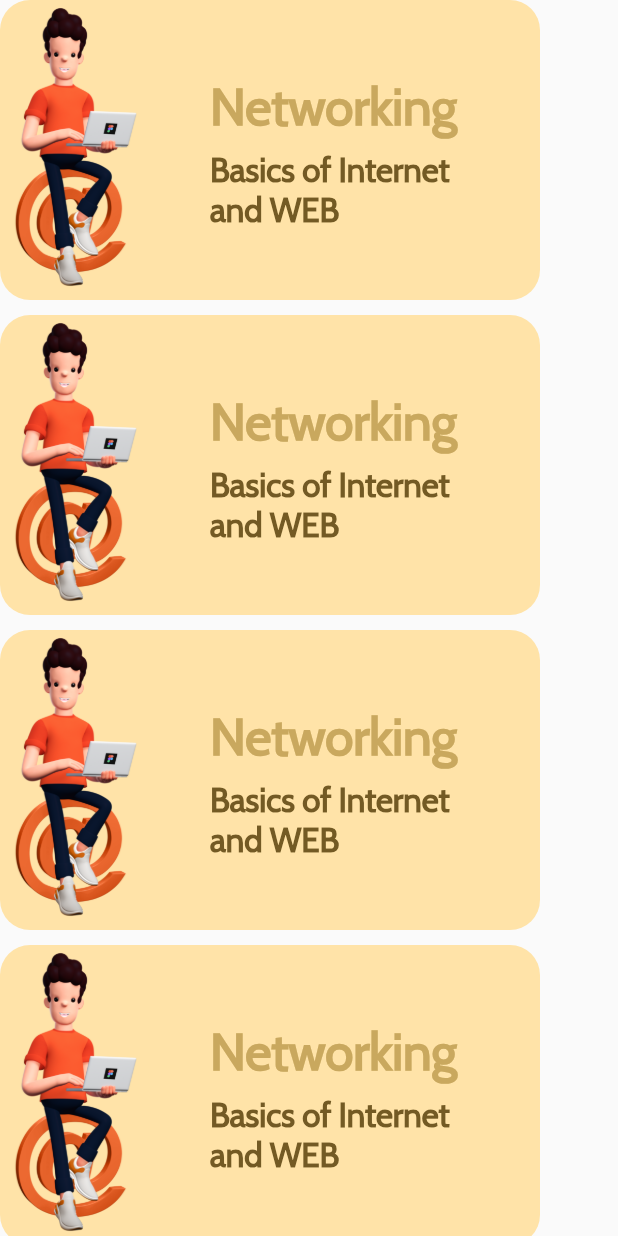
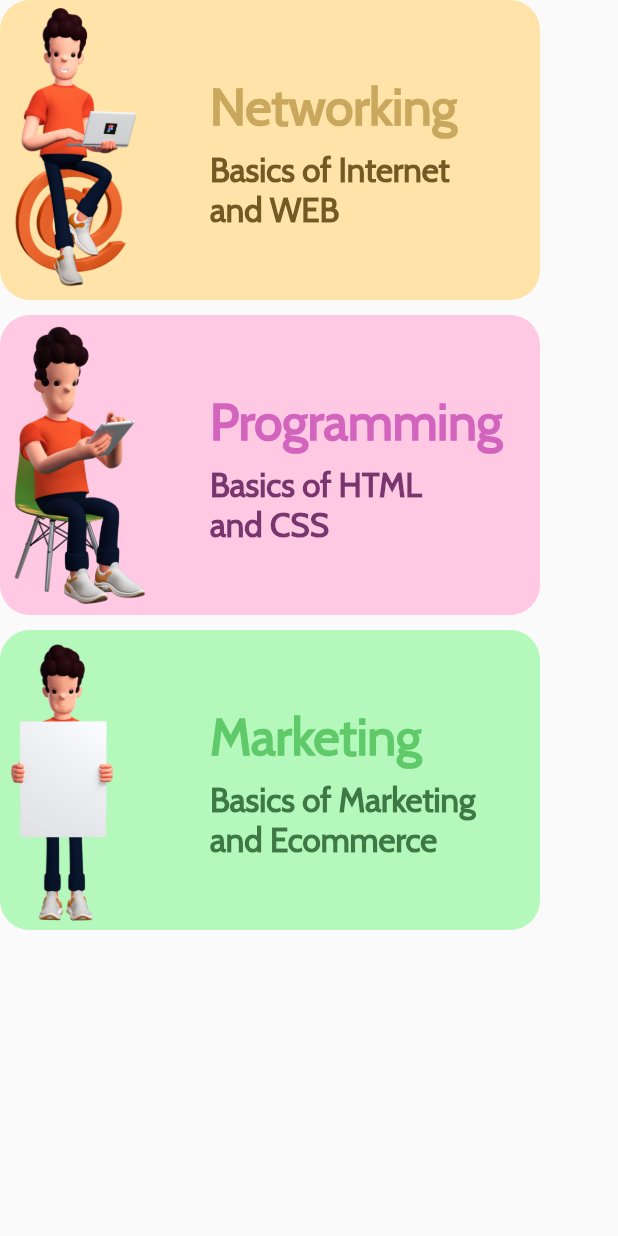
Before and after one commit to AshirShaikh99/Tutorial-App-UI, a Flutter app: the BlockList widget shown alone on an empty page, opened directly, on a phone screen of 412 x 824 dp. Run offline on Flutter 3.47's test engine with Material 2 defaults, Android fonts, the phone set to English and light mode, and no system bars.

Commit message:
Tutorial Screen Integrated, Block List and UI Optimized

```diff
--- a/lib/components/block_list.dart
+++ b/lib/components/block_list.dart
@@ -1,5 +1,6 @@
 import 'package:flutter/material.dart';
 import 'package:tutorial_app_ui/components/tutorial_block.dart';
+import 'package:tutorial_app_ui/screens/tutorial_screen.dart';
 
 class BlockList extends StatelessWidget {
   const BlockList({Key? key}) : super(key: key);
@@ -13,24 +14,55 @@ class BlockList extends StatelessWidget {
           physics: const BouncingScrollPhysics(),
           scrollDirection: Axis.vertical,
           shrinkWrap: true,
-          children: const [
-            TutorialBlock(),
-            SizedBox(
+          children: [
+            GestureDetector(
+              onTap: () {
+                Navigator.push(
+                  context,
+                  MaterialPageRoute(
+                    builder: (context) => const TutorialScreen(),
+                  ),
+                );
+              },
+              child: const TutorialBlock(
+                "Networking",
+                "Basics of Internet\nand WEB",
+                Image(
+                  image: AssetImage(
+                    "assets/images/user1.png",
+                  ),
+                ),
+                Color(0xffFFE3A8), // Block Color
+                Color(0xffC9A85E), // Heading Color
+                Color(0xff735A24), // Text Color
+              ),
+            ),
+            const SizedBox(
               height: 10.0,
             ),
-            TutorialBlock(),
-            SizedBox(
+            const TutorialBlock(
+              "Programming",
+              "Basics of HTML\nand CSS",
+              Image(
+                image: AssetImage("assets/images/user2.png"),
+              ),
+              Color(0xffFFC9E3), // Block Color
+              Color(0xffD364BE), // Heading Color
+              Color(0xff78356E), // Text Color
+            ),
+            const SizedBox(
               height: 10.0,
             ),
-            TutorialBlock(),
-            SizedBox(
-              height: 10.0,
+            const TutorialBlock(
+              "Marketing",
+              "Basics of Marketing\nand Ecommerce",
+              Image(
+                image: AssetImage("assets/images/user3.png"),
+              ),
+              Color(0xffB4F9BB), // Block Color
+              Color(0xff60CA6B), // Heading Color
+              Color(0xff3E7945), // Text Color
             ),
-            TutorialBlock(),
-            SizedBox(
-              height: 10.0,
-            ),
-            TutorialBlock(),
           ],
         ),
       ),
--- a/lib/components/gif_widgets.dart
+++ b/lib/components/gif_widgets.dart
@@ -6,6 +6,13 @@ class GIFWidget extends StatelessWidget {
   @override
   Widget build(BuildContext context) {
     return SafeArea(
+      child: Container(
+        height: 100.0,
+        width: 370.0,
+        decoration: BoxDecoration(
+          color: const Color(0xffFF9F9F),
+          borderRadius: BorderRadius.circular(50.0),
+        ),
         child: Row(
           mainAxisAlignment: MainAxisAlignment.spaceEvenly,
           children: const [
@@ -23,6 +30,7 @@ class GIFWidget extends StatelessWidget {
             ),
           ],
         ),
+      ),
     );
   }
 }
--- a/lib/components/tutorial_block.dart
+++ b/lib/components/tutorial_block.dart
@@ -1,34 +1,40 @@
 import 'package:flutter/material.dart';
 
 class TutorialBlock extends StatelessWidget {
-  const TutorialBlock({Key? key}) : super(key: key);
-
+  const TutorialBlock(this.heading, this.text, this.img, this.blockColor,
+      this.headingColor, this.textColor,
+      {Key? key})
+      : super(key: key);
+  final String heading;
+  final String text;
+  final Image img;
+  final Color blockColor;
+  final Color headingColor;
+  final Color textColor;
   @override
   Widget build(BuildContext context) {
     return Container(
       height: 200.0,
       width: 370.0,
       decoration: BoxDecoration(
-        color: const Color(0xffFFE3A8),
+        color: blockColor,
         borderRadius: BorderRadius.circular(20.0),
       ),
       child: Stack(
-        children: const [
+        children: [
           Positioned(
             child: Hero(
-              tag: "shoes",
-              child: Image(
-                image: AssetImage("assets/images/user1.png"),
-              ),
+              tag: "2",
+              child: img,
             ),
           ),
           Positioned(
             top: 50.0,
             left: 140.0,
             child: Text(
-              "Networking",
+              heading,
               style: TextStyle(
-                color: Color(0xffC9A85E),
+                color: headingColor,
                 fontWeight: FontWeight.bold,
                 fontSize: 34.0,
                 fontFamily: 'Cabin',
@@ -39,9 +45,9 @@ class TutorialBlock extends StatelessWidget {
             top: 100.0,
             left: 140.0,
             child: Text(
-              "Basics of Internet\nand WEB",
+              text,
               style: TextStyle(
-                color: Color(0xff735A24),
+                color: textColor,
                 fontWeight: FontWeight.bold,
                 fontSize: 22.0,
                 fontFamily: 'Cabin',
--- a/lib/constants.dart
+++ b/lib/constants.dart
@@ -5,3 +5,78 @@ const kTextStyleHeading = TextStyle(
   fontFamily: 'Regular',
   fontWeight: FontWeight.w200,
 );
+
+const kTextStyleHeading2 = TextStyle(
+  fontSize: 30.0,
+  fontFamily: 'Regular',
+  fontWeight: FontWeight.w200,
+  letterSpacing: 3.0,
+);
+
+final kAppBarStyle = AppBar(
+  centerTitle: true,
+  backgroundColor: Colors.orange,
+  elevation: 10.0,
+  title: const Text(
+    "Tutorials!",
+    style: TextStyle(
+      color: Colors.black,
+      fontWeight: FontWeight.w500,
+      fontFamily: 'Regular',
+    ),
+  ),
+  actions: const [
+    Padding(
+      padding: EdgeInsets.only(right: 15.0),
+      child: Icon(
+        Icons.search,
+        color: Colors.black,
+        size: 30.0,
+      ),
+    ),
+    Padding(
+      padding: EdgeInsets.only(right: 20.0),
+      child: Icon(
+        Icons.notifications_none,
+        color: Colors.black,
+        size: 30.0,
+      ),
+    )
+  ],
+);
+
+final kAppBarStyle2 = AppBar(
+  centerTitle: true,
+  backgroundColor: Colors.orange,
+  elevation: 10.0,
+  title: const Text(
+    "Tutorials!",
+    style: TextStyle(
+      color: Colors.black,
+      fontWeight: FontWeight.w500,
+      fontFamily: 'Regular',
+    ),
+  ),
+  leading: const Icon(
+    Icons.arrow_back_ios_rounded,
+    color: Colors.black,
+  ),
+  actions: const [
+    Padding(
+      padding: EdgeInsets.only(right: 15.0),
+      child: Icon(
+        Icons.search,
+        color: Colors.black,
+        size: 30.0,
+      ),
+    ),
+    Padding(
+      padding: EdgeInsets.only(right: 20.0),
+      child: Icon(
+        Icons.notifications_none,
+        color: Colors.black,
+        size: 30.0,
+      ),
+    )
+  ],
+);
--- a/lib/screens/getting_started.dart
+++ b/lib/screens/getting_started.dart
@@ -45,8 +45,11 @@ class _GettingStartedState extends State<GettingStarted>
             Center(
               child: Padding(
                 padding: EdgeInsets.only(top: 70.0),
-                child: Image(
-                  image: AssetImage("assets/images/img1.png"),
+                child: Hero(
+                  tag: '1',
+                  child: Image(
+                    image: AssetImage("assets/images/img1.png"),
+                  ),
                 ),
               ),
             ),
--- a/lib/screens/home_screen.dart
+++ b/lib/screens/home_screen.dart
@@ -1,7 +1,6 @@
 import 'package:flutter/material.dart';
 import 'package:tutorial_app_ui/components//gif_widgets.dart';
 import 'package:tutorial_app_ui/components/block_list.dart';
-import 'package:tutorial_app_ui/components/tutorial_block.dart';
 import 'package:tutorial_app_ui/constants.dart';
 
 class HomeScreen extends StatefulWidget {
@@ -17,37 +16,7 @@ class _HomeScreenState extends State<HomeScreen> {
     return MaterialApp(
       debugShowCheckedModeBanner: false,
       home: Scaffold(
-        appBar: AppBar(
-          centerTitle: true,
-          backgroundColor: Colors.orange,
-          elevation: 10.0,
-          title: const Text(
-            "Tutorials!",
-            style: TextStyle(
-              color: Colors.black,
-              fontWeight: FontWeight.w500,
-              fontFamily: 'Regular',
-            ),
-          ),
-          actions: const [
-            Padding(
-              padding: EdgeInsets.only(right: 15.0),
-              child: Icon(
-                Icons.search,
-                color: Colors.black,
-                size: 30.0,
-              ),
-            ),
-            Padding(
-              padding: EdgeInsets.only(right: 20.0),
-              child: Icon(
-                Icons.notifications_none,
-                color: Colors.black,
-                size: 30.0,
-              ),
-            )
-          ],
-        ),
+        appBar: kAppBarStyle,
         body: SizedBox(
           height: MediaQuery.of(context).size.height,
           child: Column(
@@ -61,9 +30,12 @@ class _HomeScreenState extends State<HomeScreen> {
                       "Hey Ashir,",
                       style: kTextStyleHeading,
                     ),
-                    Image(
-                      width: 50.0,
-                      image: AssetImage("assets/images/user.png"),
+                    Hero(
+                      tag: '1',
+                      child: Image(
+                        width: 50.0,
+                        image: AssetImage("assets/images/user.png"),
+                      ),
                     ),
                   ],
                 ),
@@ -74,7 +46,7 @@ class _HomeScreenState extends State<HomeScreen> {
               const GIFWidget(),
               const Text(
                 "Best Tutorials!",
-                style: kTextStyleHeading,
+                style: kTextStyleHeading2,
               ),
               const BlockList(),
             ],
--- /dev/null
+++ b/lib/screens/tutorial_screen.dart
@@ -0,0 +1,21 @@
+import 'package:flutter/material.dart';
+import 'package:tutorial_app_ui/constants.dart';
+
+class TutorialScreen extends StatefulWidget {
+  const TutorialScreen({Key? key}) : super(key: key);
+
+  @override
+  _TutorialScreenState createState() => _TutorialScreenState();
+}
+
+class _TutorialScreenState extends State<TutorialScreen> {
+  @override
+  Widget build(BuildContext context) {
+    return MaterialApp(
+      debugShowCheckedModeBanner: false,
+      home: Scaffold(
+        appBar: kAppBarStyle2,
+      ),
+    );
+  }
+}
```
Also changed, not shown: assets/images/user2.png (added), assets/images/user3.png (added). Lines whose indentation alone changed are shown as unchanged.
